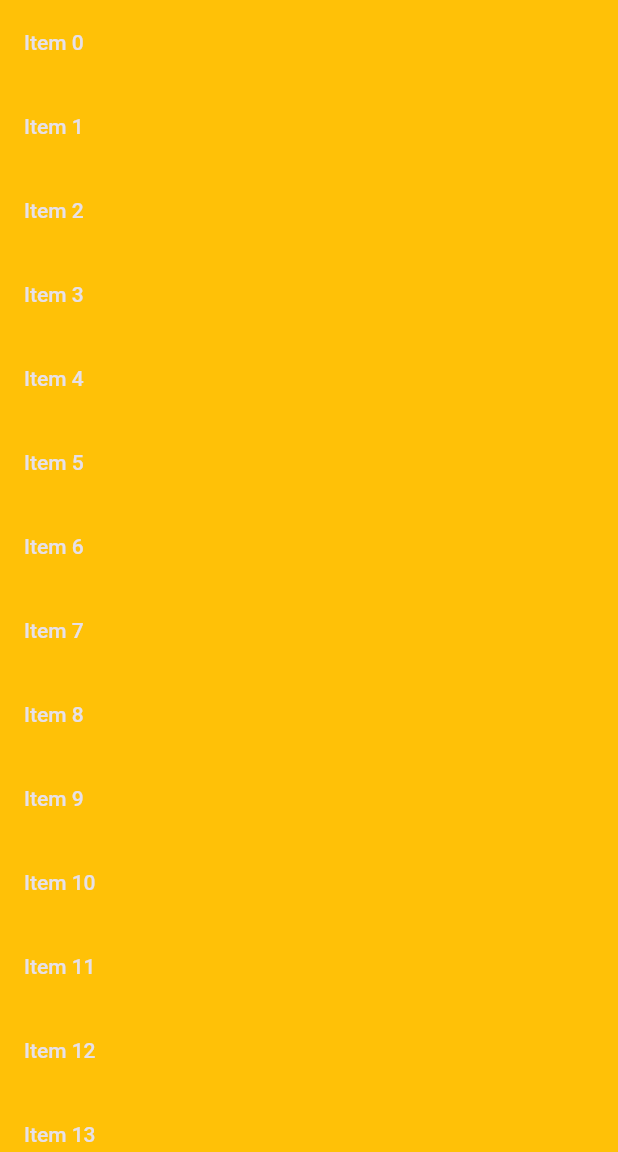
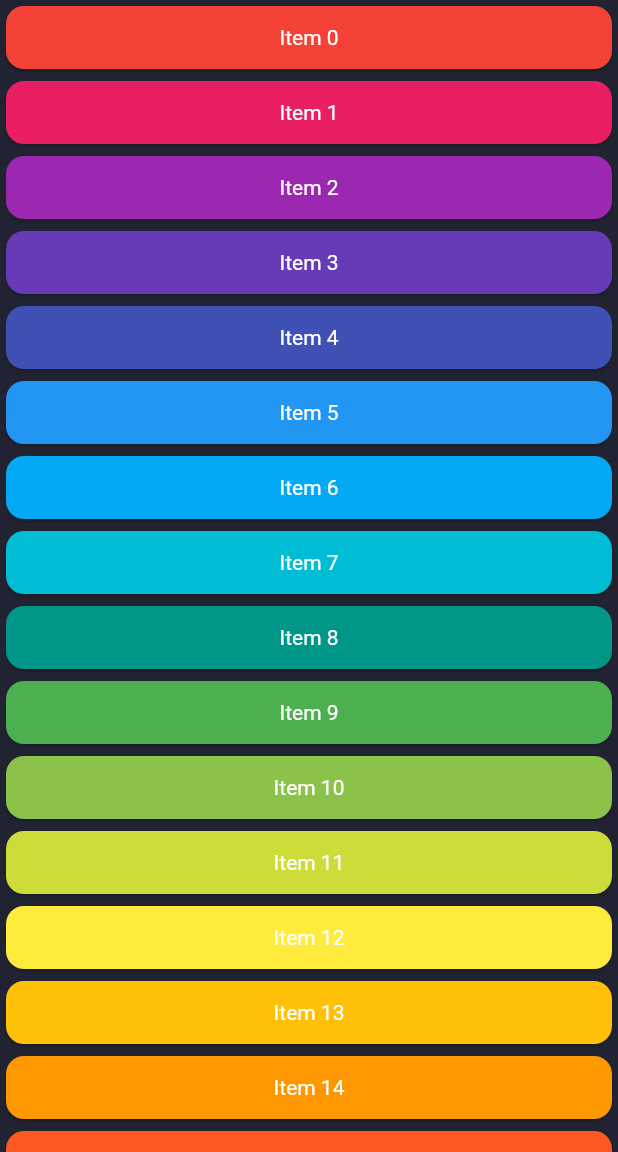
Before and after one commit to wpcfan/lowcode, a Flutter app: the DragDropListPage screen opened by its route, on a phone screen of 412 x 824 dp, the part 84-1236 px from its top. Run offline on Flutter 3.47's test engine with Material 2 defaults, Android fonts, the phone set to English and light mode, and no system bars; our stand-ins replace go_router, rxdart.

Commit message:
enhance ux of dragdrop

```diff
--- a/admin/lib/pages/drag_drop_list_page.dart
+++ b/admin/lib/pages/drag_drop_list_page.dart
@@ -20,12 +20,17 @@ class _DragDropListPageState extends State<DragDropListPage>
     return ListView.builder(
       itemBuilder: (BuildContext context, int index) {
         final String item = "${_items[index]}";
+        final listWidth = MediaQuery.of(context).size.width;
         return DragTarget(
           builder: (context, candidateData, rejectedData) {
             return Draggable(
               data: item,
-              feedback: DragListTileWidget(item: item),
-              child: ListTileWidget(item: item, isDragOver: moveOverIndex == index, scale: scale),
+              feedback: DragListTileWidget(
+                item: item,
+                width: listWidth,
+              ),
+              child: ListTileWidget(
+                  item: item, isDragOver: moveOverIndex == index, scale: scale),
             );
           },
           onMove: (details) {
@@ -101,15 +106,20 @@ class ListTileWidget extends StatelessWidget {
 
   @override
   Widget build(BuildContext context) {
-    return ListTile(
-      key: Key(item),
-      tileColor:
-      isDragOver ? Colors.red[100] : Colors.amber,
-      title: Text(
-        'Item $item',
-        textScaleFactor: isDragOver ? scale : 1.0,
-      ),
-    );
+    return SizedBox(
+        height: 50,
+        child: Card(
+          key: Key(item),
+          color: isDragOver
+              ? Colors.accents[int.parse(item) % Colors.accents.length]
+              : Colors.primaries[int.parse(item) % Colors.primaries.length],
+          child: Center(
+            child: Text(
+              'Item $item',
+              textScaleFactor: isDragOver ? scale : 1.0,
+            ),
+          ),
+        ));
   }
 }
 
@@ -117,20 +127,22 @@ class DragListTileWidget extends StatelessWidget {
   const DragListTileWidget({
     super.key,
     required this.item,
+    required this.width,
   });
 
   final String item;
+  final double width;
 
   @override
   Widget build(BuildContext context) {
     return Opacity(
       opacity: 0.5,
       child: SizedBox(
-        width: 200,
+        width: width,
         height: 50,
-        child: ListTile(
-          tileColor: Colors.blue,
-          title: Text('Item $item'),
+        child: Card(
+          color: Colors.black,
+          child: Center(child: Text('Item $item')),
         ),
       ),
     );
```
